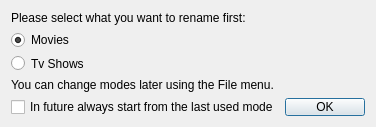
The window that src/trunk/ui/ui_Welcome.ui (rexMingla/my-renamer) describes before a commit, drawn with Qt 5.
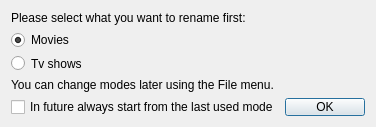
The same window after the commit.

Patch:
```diff
--- a/src/trunk/ui/ui_Welcome.ui
+++ b/src/trunk/ui/ui_Welcome.ui
@@ -46,7 +46,7 @@
    <item>
     <widget class="QRadioButton" name="tvRadio">
      <property name="text">
-      <string>Tv Shows</string>
+      <string>Tv shows</string>
      </property>
     </widget>
    </item>
```
